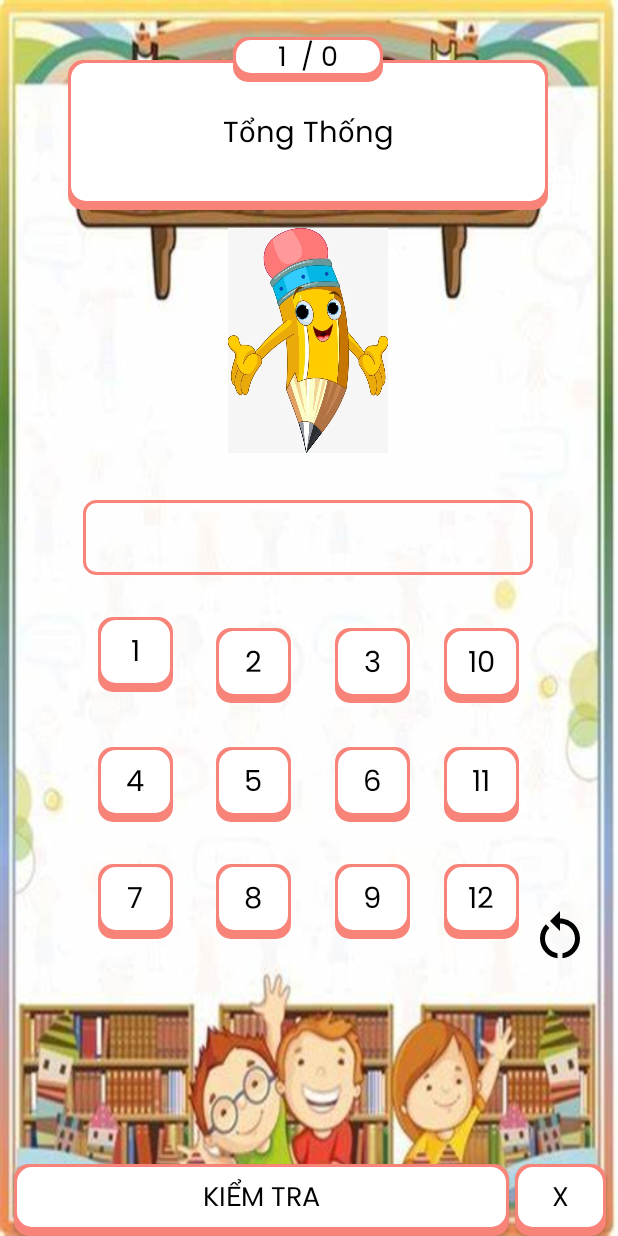
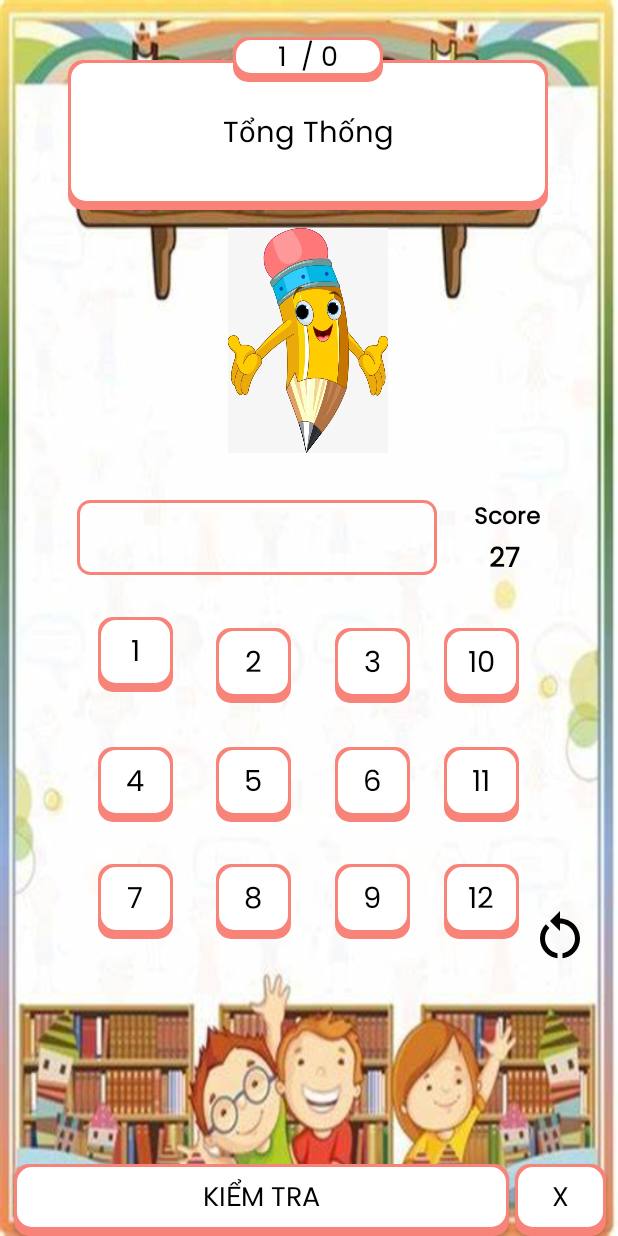
Before and after one commit to NguyenHuuPhuoc2002/EnglishForKids_MVP, an Android app: the VocabularyActivity screen opened directly, with no data from a screen before it, on a phone screen of 412 x 824 dp. Run offline under Robolectric (Android 15) with nearby library versions, the phone set to English and light mode, and no system bars; 2 statements that could not run were skipped.

Commit message:
updated 4/20

```diff
--- a/app/src/main/java/com/example/learnenglish/repository/DBHelperRepository.kt
+++ b/app/src/main/java/com/example/learnenglish/repository/DBHelperRepository.kt
@@ -98,7 +98,7 @@ class DBHelperRepository(private val context: Context) {
                 val voc = cursor.getString(cursor.getColumnIndex("VocabularyCharacter"))
                 val topicID = cursor.getString(cursor.getColumnIndex("TopicID"))
                 val img = cursor.getString(cursor.getColumnIndex("Anh"))
-                val mean = cursor.getString(cursor.getColumnIndex("Mean"))
+                val mean = cursor.getString(cursor.getColumnIndex("Meaning"))
                 itemList.add(VocabularyQuesModel(quesID, voc, topicID, img, mean))
             } while (cursor.moveToNext())
         }
--- a/app/src/main/res/layout/activity_vocabulary.xml
+++ b/app/src/main/res/layout/activity_vocabulary.xml
@@ -42,7 +42,7 @@
 
     <TextView
         android:id="@+id/tv_show"
-        android:layout_width="300dp"
+        android:layout_width="240dp"
         android:layout_height="50dp"
         android:layout_gravity="center"
         android:layout_marginTop="22dp"
@@ -57,10 +57,10 @@
         android:visibility="visible"
         app:layout_constraintBottom_toBottomOf="parent"
         app:layout_constraintEnd_toEndOf="parent"
-        app:layout_constraintHorizontal_bias="0.497"
+        app:layout_constraintHorizontal_bias="0.3"
+        app:layout_constraintVertical_bias="0.021"
         app:layout_constraintStart_toStartOf="parent"
         app:layout_constraintTop_toBottomOf="@+id/image_ob"
-        app:layout_constraintVertical_bias="0.021"
         tools:ignore="MissingConstraints" />
 
     <TextView
@@ -399,32 +399,44 @@
 
     </RelativeLayout>
 
-<!--    <RelativeLayout-->
-<!--        android:layout_width="100dp"-->
-<!--        android:layout_height="wrap_content"-->
-<!--        android:gravity="center"-->
-<!--        app:layout_constraintBottom_toBottomOf="parent"-->
-<!--        app:layout_constraintEnd_toEndOf="parent"-->
-<!--        app:layout_constraintStart_toEndOf="@+id/image_ob"-->
-<!--        app:layout_constraintTop_toTopOf="parent"-->
-<!--        app:layout_constraintVertical_bias="0.3"-->
-<!--        tools:ignore="MissingConstraints">-->
+    <RelativeLayout
+        android:layout_width="100dp"
+        android:layout_height="wrap_content"
+        android:gravity="center"
+        app:layout_constraintBottom_toBottomOf="parent"
+        app:layout_constraintEnd_toEndOf="parent"
+        app:layout_constraintHorizontal_bias="0.0"
+        android:layout_marginTop="21dp"
+        app:layout_constraintStart_toEndOf="@+id/tv_show"
+        app:layout_constraintTop_toBottomOf="@+id/image_ob"
+        app:layout_constraintVertical_bias="0.021"
+        tools:ignore="MissingConstraints">
 
-<!--        <ImageView-->
-<!--            android:layout_width="70dp"-->
-<!--            android:layout_height="60dp"-->
-<!--            android:src="@drawable/img_hoa" />-->
+        <LinearLayout
+            android:layout_width="wrap_content"
+            android:layout_height="wrap_content"
+            android:orientation="vertical">
 
-<!--        <TextView-->
-<!--            android:id="@+id/tv_score"-->
-<!--            android:layout_width="30dp"-->
-<!--            android:layout_height="wrap_content"-->
-<!--            android:layout_marginStart="25dp"-->
-<!--            android:layout_marginTop="19dp"-->
-<!--            android:fontFamily="@font/poppins"-->
-<!--            android:text="20"-->
-<!--            android:textColor="@color/black"-->
-<!--            android:textSize="15dp"-->
-<!--            android:textStyle="bold" />-->
-<!--    </RelativeLayout>-->
+            <TextView
+                android:id="@+id/tv_title"
+                android:layout_width="50dp"
+                android:layout_height="wrap_content"
+                android:fontFamily="@font/poppins"
+                android:text="Score"
+                android:textColor="@color/black"
+                android:textSize="15dp"
+                android:textStyle="bold" />
+
+            <TextView
+                android:id="@+id/tv_score"
+                android:layout_width="30dp"
+                android:layout_height="wrap_content"
+                android:layout_gravity="center"
+                android:fontFamily="@font/poppins"
+                android:text="27"
+                android:textColor="@color/black"
+                android:textSize="18dp"
+                android:textStyle="bold" />
+        </LinearLayout>
+    </RelativeLayout>
 </androidx.constraintlayout.widget.ConstraintLayout>
```
Also changed, not shown: app/src/main/java/com/example/learnenglish/activity/VocabularyActivity.kt (+40 -0 lines), app/src/main/assets/ENGLISHDB.db.
